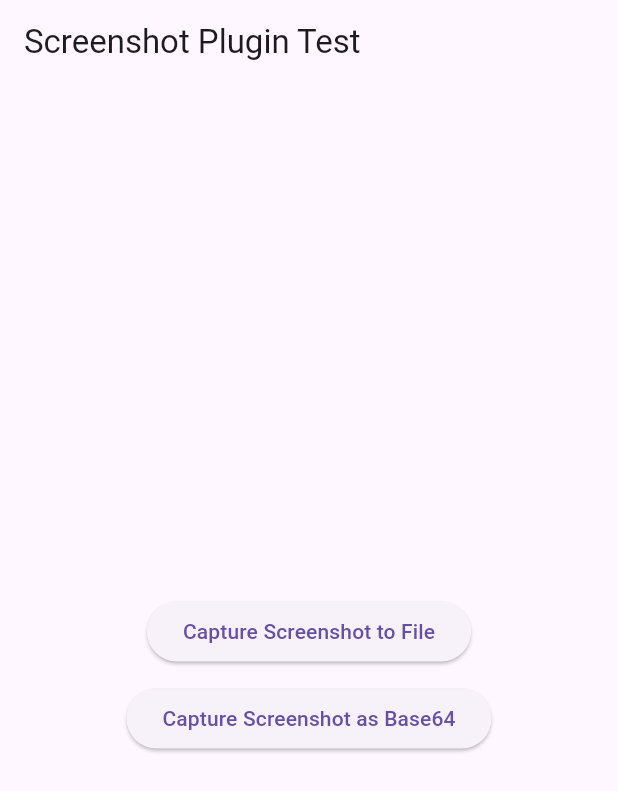
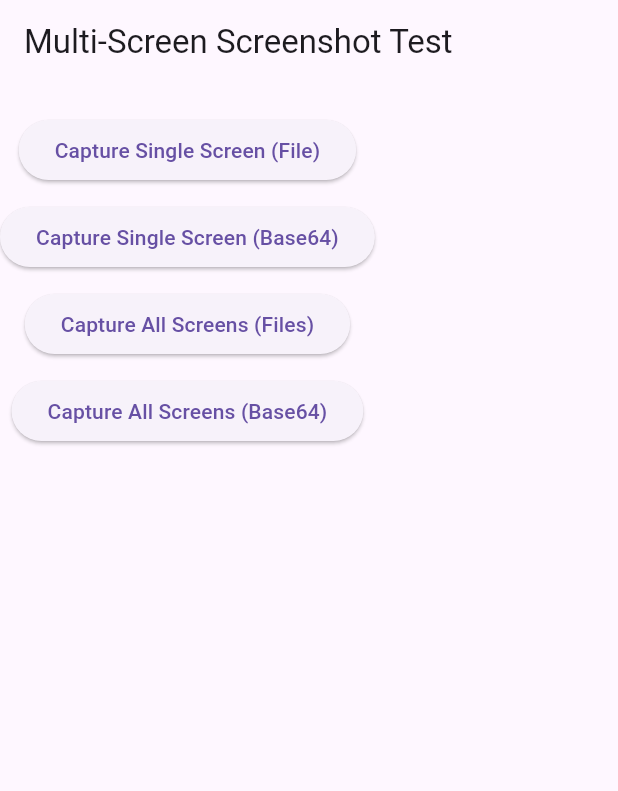
Before and after one commit to DavidMtundi/multi_screenshot_capture, a Flutter app: the screen it shows after launch, on a phone screen of 412 x 824 dp. Shown: the top 791 px of the screen. Run offline on Flutter 3.47's test engine with Material 3 defaults, Android fonts, the phone set to English and light mode, and no system bars; our stand-ins replace plugin_platform_interface.

Commit message:
Added MultiScreenShots implementation in Ubuntu

```diff
--- a/example/lib/main.dart
+++ b/example/lib/main.dart
@@ -1,133 +1,161 @@
-import 'dart:async';
-import 'dart:typed_data';
+import 'package:flutter/material.dart';
+import 'package:flutter_multi_screenshot/flutter_multi_screenshot.dart';
 import 'dart:io';
 import 'dart:convert';
-import 'package:flutter/material.dart';
-import 'package:flutter_multi_screenshot/flutter_multi_screenshot.dart';
-import 'package:path_provider/path_provider.dart';
+import 'dart:typed_data';
 
 void main() {
-  runApp(MaterialApp(
-    home: ScreenshotPage(),
-    debugShowCheckedModeBanner: false,
-  ));
+  runApp(MaterialApp(home: ScreenshotTestApp()));
 }
 
-class ScreenshotPage extends StatefulWidget {
-  const ScreenshotPage({super.key});
+class ScreenshotTestApp extends StatefulWidget {
+  const ScreenshotTestApp({super.key});
 
   @override
-  _ScreenshotPageState createState() => _ScreenshotPageState();
+  _ScreenshotTestAppState createState() => _ScreenshotTestAppState();
 }
 
-class _ScreenshotPageState extends State<ScreenshotPage> {
-  String? screenshotPath;
-  Uint8List? screenshotBytes;
+class _ScreenshotTestAppState extends State<ScreenshotTestApp> {
+  List<String>? screenshotPaths;
+  List<Uint8List>? base64Screenshots;
+  String? singleScreenshotPath;
+  Uint8List? singleScreenshotBase64;
 
-  /// Capture screenshot and save as a file
-  Future<void> captureScreenshotToFile() async {
-    try {
-
+  /// Capture a single screen as a file
+  Future<void> captureSingleScreenToFile() async {
     String filePath = await FlutterMultiScreenshot.captureToFile();
-      print("Screenshot saved at: $filePath");
+    print("Single Screenshot saved at: $filePath");
 
     setState(() {
-        screenshotPath = filePath;
-        screenshotBytes = null; // Reset base64 display
+      singleScreenshotPath = filePath;
+      singleScreenshotBase64 = null;
     });
-    } catch (e) {
-      print("Error capturing screenshot: $e");
-    }
   }
 
-  /// Capture screenshot and display it from Base64
-  Future<void> captureScreenshotAsBase64() async {
-    String filePath = "";
-    try {
+  /// Capture a single screen as Base64
+  Future<void> captureSingleScreenAsBase64() async {
     String base64Image = await FlutterMultiScreenshot.captureAsBase64();
-      print("Screenshot captured as base64: $base64Image");
+    String cleanBase64 = base64Image.replaceAll('\n', '').replaceAll('\r', '');
 
-      if (base64Image != null) {
-        // Convert base64 to an image and display it
-        String cleanBase64 = base64Image.replaceAll('\n', '').replaceAll('\r', '');
-        Uint8List bytes = base64Decode(cleanBase64);
+    print("Single Screenshot Base64 Captured.");
 
-        // Get temp directory path
-        Directory tempDir = await getTemporaryDirectory();
-        filePath = '${tempDir.path}/screenshot_${DateTime.now().millisecondsSinceEpoch}.png';
-
-        // Save bytes to file
-        File file = File(filePath);
-        await file.writeAsBytes(bytes);
-
-        print("Screenshot saved at: $filePath");
     setState(() {
-          screenshotPath = filePath;
-          screenshotBytes = bytes;
+      singleScreenshotBase64 = base64Decode(cleanBase64);
+      singleScreenshotPath = null;
     });
   }
-    } catch (e) {
-      print("Error capturing screenshot as base64: $e");
-    }
+
+  /// Capture screenshots of all screens and save to files
+  Future<void> captureAllScreenshotsToFile() async {
+    List<String> filePaths = await FlutterMultiScreenshot.captureAllToFile();
+    print("All Screenshots saved at: $filePaths");
+
+    setState(() {
+      screenshotPaths = filePaths;
+      base64Screenshots = null;
+    });
   }
 
-  /// Save Base64 screenshot to a file
-  Future<void> saveBase64ToFile() async {
-    if (screenshotBytes == null) return;
+  /// Capture screenshots of all screens as Base64
+  Future<void> captureAllScreenshotsAsBase64() async {
+    List<String> base64Images = await FlutterMultiScreenshot.captureAllAsBase64();
 
-    Directory tempDir = await getTemporaryDirectory();
-    String filePath = '${tempDir.path}/screenshot_${DateTime.now().millisecondsSinceEpoch}.png';
+    // ✅ Apply `.replaceAll('\n', '').replaceAll('\r', '')` to EACH Base64 string
+    List<Uint8List> decodedImages = base64Images.map((base64) {
+      String cleanBase64 = base64.replaceAll('\n', '').replaceAll('\r', '');
+      return base64Decode(cleanBase64);
+    }).toList();
 
-    File file = File(filePath);
-    await file.writeAsBytes(screenshotBytes!);
-
-    print("Base64 Screenshot saved at: $filePath");
+    print("All Screenshots as Base64 captured.");
 
     setState(() {
-      screenshotPath = filePath;
+      base64Screenshots = decodedImages;
+      screenshotPaths = null;
     });
   }
 
   @override
   Widget build(BuildContext context) {
     return Scaffold(
-      appBar: AppBar(title: Text("Screenshot Plugin Test")),
-      body: Center(
+      appBar: AppBar(title: Text("Multi-Screen Screenshot Test")),
+      body: SingleChildScrollView(  // ✅ Enables scrolling
         child: Column(
           mainAxisAlignment: MainAxisAlignment.center,
           children: [
-            if (screenshotPath != null)
-              Column(
+            if (singleScreenshotPath != null) ...[
+              Text("Single Screenshot File:"),
+              Text(singleScreenshotPath!, style: TextStyle(color: Colors.blue)),
+              Image.file(File(singleScreenshotPath!), width: 200, height: 200, fit: BoxFit.cover),
+              SizedBox(height: 10),
+            ],
+            if (singleScreenshotBase64 != null) ...[
+              Text("Single Screenshot Base64 Preview:"),
+              Image.memory(singleScreenshotBase64!, width: 200, height: 200, fit: BoxFit.cover),
+              SizedBox(height: 10),
+            ],
+            if (screenshotPaths != null) ...[
+              Text("All Screenshots as Files:"),
+              Container(  // ✅ Wrap in a container with a fixed height
+                height: 300,  // Adjust height as needed
+                child: ListView.builder(
+                  shrinkWrap: true,
+                  physics: AlwaysScrollableScrollPhysics(),
+                  itemCount: screenshotPaths!.length,
+                  itemBuilder: (context, index) {
+                    return Column(
                       children: [
-                  Text("Screenshot saved at:", style: TextStyle(fontSize: 16, fontWeight: FontWeight.bold)),
-                  SizedBox(height: 5),
-                  Text(screenshotPath!, style: TextStyle(fontSize: 14, color: Colors.blueGrey)),
+                        Text(screenshotPaths![index], style: TextStyle(color: Colors.blue)),
+                        Image.file(File(screenshotPaths![index]), width: 200, height: 200, fit: BoxFit.cover),
                         SizedBox(height: 10),
-                  Image.file(File(screenshotPath!), width: 200, height: 200, fit: BoxFit.cover),
                       ],
+                    );
+                  },
                 ),
-            if (screenshotBytes != null)
-              Column(
-                children: [
-                  Text("Base64 Screenshot Preview", style: TextStyle(fontSize: 16, fontWeight: FontWeight.bold)),
-                  SizedBox(height: 10),
-                  Image.memory(screenshotBytes!, width: 200, height: 200, fit: BoxFit.cover),
-                  SizedBox(height: 10),
-                  ElevatedButton(
-                    onPressed: saveBase64ToFile,
-                    child: Text("Save Base64 to File"),
               ),
             ],
+            if (base64Screenshots != null) ...[
+              Text("All Screenshots as Base64:"),
+              Container(  // ✅ Wrap in a container with a fixed height
+                height: 300,  // Adjust height as needed
+                child: ListView.builder(
+                  shrinkWrap: true,
+                  physics: AlwaysScrollableScrollPhysics(),
+                  itemCount: base64Screenshots!.length,
+                  itemBuilder: (context, index) {
+                    return Column(
+                      children: [
+                        Image.memory(
+                          base64Screenshots![index],
+                          width: 200,
+                          height: 200,
+                          fit: BoxFit.cover,
                         ),
+                        SizedBox(height: 10),
+                      ],
+                    );
+                  },
+                ),
+              ),
+            ],
             SizedBox(height: 20),
             ElevatedButton(
-              onPressed: captureScreenshotToFile,
-              child: Text("Capture Screenshot to File"),
+              onPressed: captureSingleScreenToFile,
+              child: Text("Capture Single Screen (File)"),
             ),
             SizedBox(height: 10),
             ElevatedButton(
-              onPressed: captureScreenshotAsBase64,
-              child: Text("Capture Screenshot as Base64"),
+              onPressed: captureSingleScreenAsBase64,
+              child: Text("Capture Single Screen (Base64)"),
+            ),
+            SizedBox(height: 10),
+            ElevatedButton(
+              onPressed: captureAllScreenshotsToFile,
+              child: Text("Capture All Screens (Files)"),
+            ),
+            SizedBox(height: 10),
+            ElevatedButton(
+              onPressed: captureAllScreenshotsAsBase64,
+              child: Text("Capture All Screens (Base64)"),
             ),
           ],
         ),
```
Also changed, not shown: lib/flutter_multi_screenshot.dart (+16 -20 lines), pubspec.yaml (+3 -47 lines), 3 other files. Lines whose indentation alone changed are shown as unchanged.
